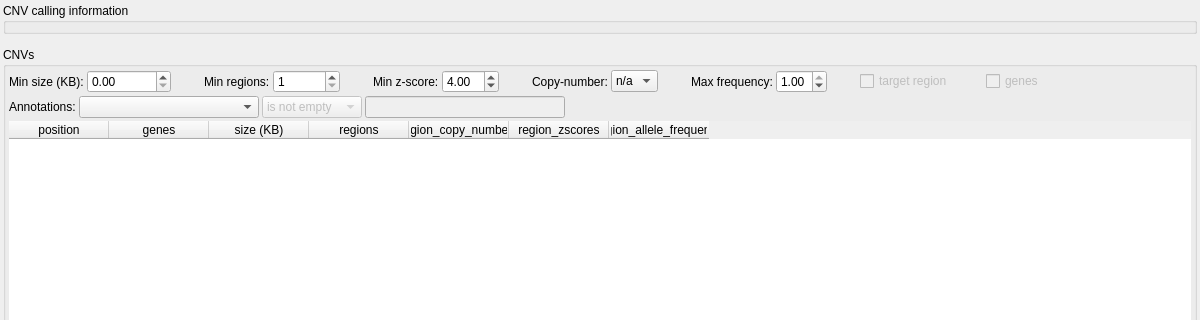
This is src/GSvar/CnvWidget.ui in imgag/ngs-bits as Qt 5 draws it before an edit; both pictures show x 0 to 1200 and y 0 to 320 of the 1200 by 800 pixel window. The edited form follows.
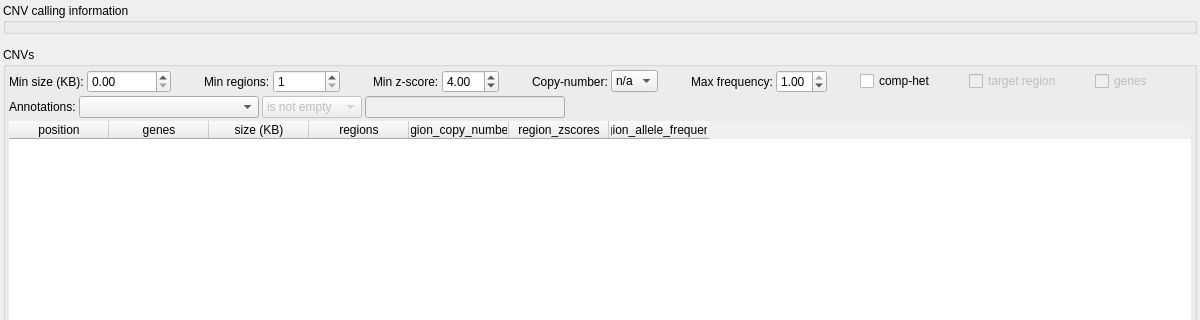
This is the edited form. Icons and pictures are not drawn.

The edit to the form file:
```diff
--- a/src/GSvar/CnvWidget.ui
+++ b/src/GSvar/CnvWidget.ui
@@ -315,6 +315,32 @@
           </property>
          </spacer>
         </item>
+        <item>
+         <widget class="QCheckBox" name="f_comphet">
+          <property name="toolTip">
+           <string>&lt;html&gt;&lt;head/&gt;&lt;body&gt;&lt;p&gt;Compound-heterozygous filter, i.e.&lt;br/&gt;- two CNV hits in one gene, or&lt;br/&gt;- one CNV hit and one heterozygous SNV/indel variant in one gene.&lt;/p&gt;&lt;p&gt;This filter is applied after all other variant and CNV filters.&lt;/p&gt;&lt;/body&gt;&lt;/html&gt;</string>
+          </property>
+          <property name="text">
+           <string>comp-het</string>
+          </property>
+         </widget>
+        </item>
+        <item>
+         <spacer name="horizontalSpacer_10">
+          <property name="orientation">
+           <enum>Qt::Horizontal</enum>
+          </property>
+          <property name="sizeType">
+           <enum>QSizePolicy::Fixed</enum>
+          </property>
+          <property name="sizeHint" stdset="0">
+           <size>
+            <width>30</width>
+            <height>20</height>
+           </size>
+          </property>
+         </spacer>
+        </item>
         <item>
          <widget class="QCheckBox" name="f_roi">
           <property name="enabled">
```
